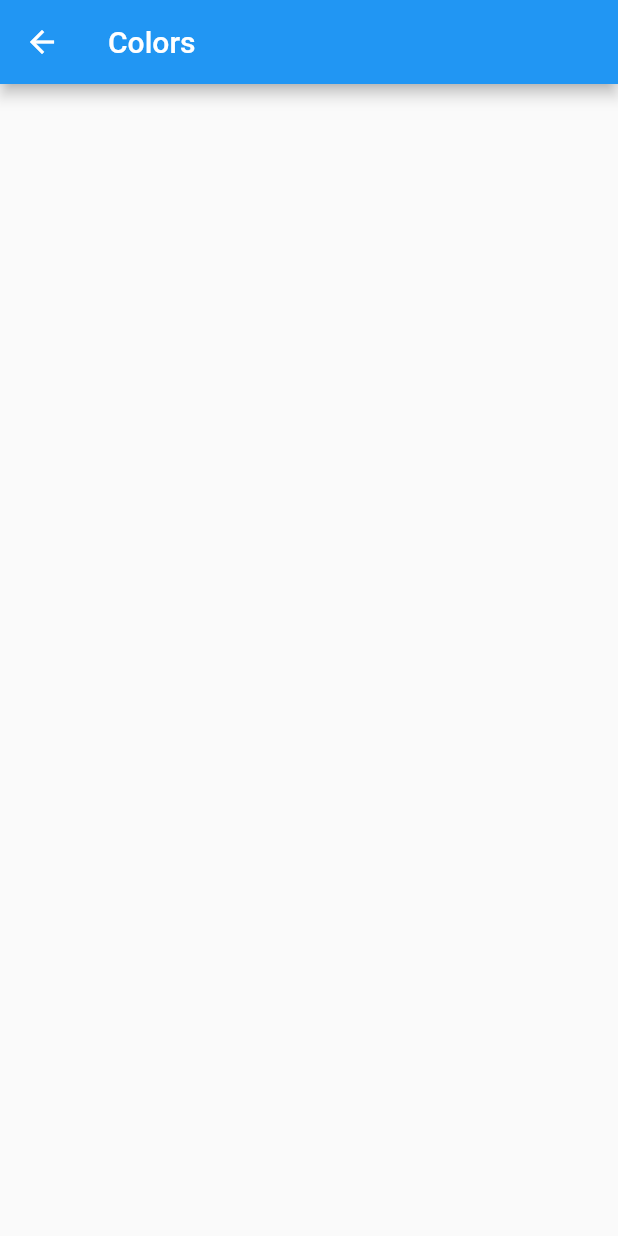
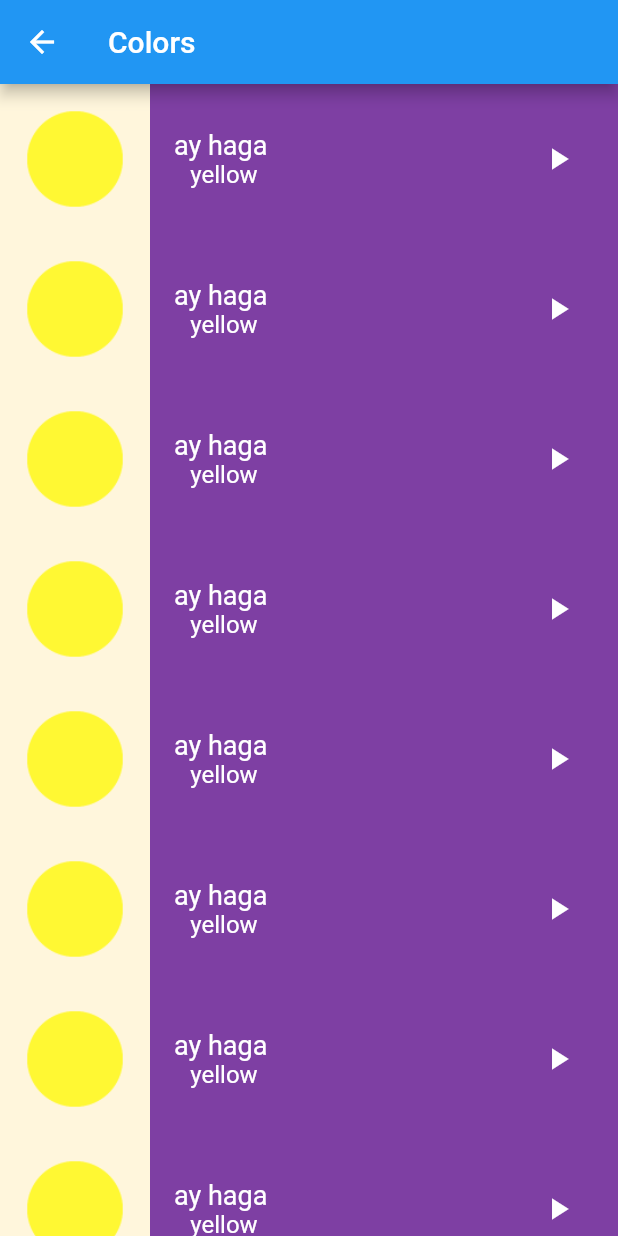
Before and after one commit to kenawey/TokuApp, a Flutter app: the ColorScreen screen opened directly, on a phone screen of 412 x 824 dp. Run offline on Flutter 3.47's test engine with Material 2 defaults, Android fonts, the phone set to English and light mode, and no system bars.

Commit message:
finishing color screen

```diff
--- a/lib/components/colors_component.dart
+++ b/lib/components/colors_component.dart
@@ -1,10 +1,54 @@
+import 'package:audioplayers/audioplayers.dart';
 import 'package:flutter/material.dart';
+import 'package:learnng/models/color.dart';
 
 class ColorsItem extends StatelessWidget {
-  const ColorsItem({super.key});
-
+  const ColorsItem({super.key, required this.color});
+  final TokuColor color;
   @override
   Widget build(BuildContext context) {
-    return;
+    AudioPlayer audioPlayer = AudioPlayer();
+    return Row(
+      children: [
+        Container(
+            width: 100,
+            color: Color(0xfffff6dc),
+            child: Image.asset(
+              'assets/images/colors/color_${color.englishName}.png',
+            )),
+        Expanded(
+          child: Container(
+            padding: EdgeInsets.all(16),
+            height: 100,
+            color: Color(0xff7e3fa3),
+            child: Row(
+              children: [
+                Column(
+                  mainAxisAlignment: MainAxisAlignment.center,
+                  children: [
+                    Text(
+                      color.japaniseName,
+                      style: TextStyle(color: Colors.white, fontSize: 18),
+                    ),
+                    Text(color.englishName,
+                        style: TextStyle(color: Colors.white, fontSize: 16))
+                  ],
+                ),
+                Spacer(),
+                IconButton(
+                  onPressed: () {
+                    String sourceSound =
+                        "sounds/colors/${color.englishName}.wav";
+                    audioPlayer.play(AssetSource(sourceSound));
+                  },
+                  icon: Icon(Icons.play_arrow, color: Colors.white),
+                ),
+              ],
+            ),
+          ),
+        )
+      ],
+    );
+    ;
   }
 }
--- a/lib/components/numbers_screen_component.dart
+++ b/lib/components/numbers_screen_component.dart
@@ -19,7 +19,7 @@ class NumberItem extends StatelessWidget {
           width: 100,
           color: Color(0xfffff6dc),
           child: Image.asset(
-              'assets/images/numbers/number_' + number.englishName + '.png'),
+              'assets/images/numbers/number_${number.englishName}.png'),
         ),
         Expanded(
           child: Container(
@@ -43,8 +43,8 @@ class NumberItem extends StatelessWidget {
                 IconButton(
                   onPressed: () {
                     String sourceSound =
-                        "assets/sounds/numbers/number_${number.englishName}_sound.mp3";
-                    audioPlayer.play(UrlSource(sourceSound));
+                        "sounds/numbers/number_${number.englishName}_sound.mp3";
+                    audioPlayer.play(AssetSource(sourceSound));
                   },
                   icon: Icon(Icons.play_arrow, color: Colors.white),
                 ),
--- a/lib/screens/color_screen.dart
+++ b/lib/screens/color_screen.dart
@@ -1,14 +1,31 @@
 import 'package:flutter/material.dart';
+import 'package:learnng/components/colors_component.dart';
+import 'package:learnng/models/color.dart';
 
 class ColorScreen extends StatelessWidget {
   const ColorScreen({super.key});
 
   @override
   Widget build(BuildContext context) {
+    List<TokuColor> items = [
+      TokuColor(englishName: 'yellow', japaniseName: 'ay haga '),
+      TokuColor(englishName: 'yellow', japaniseName: 'ay haga '),
+      TokuColor(englishName: 'yellow', japaniseName: 'ay haga '),
+      TokuColor(englishName: 'yellow', japaniseName: 'ay haga '),
+      TokuColor(englishName: 'yellow', japaniseName: 'ay haga '),
+      TokuColor(englishName: 'yellow', japaniseName: 'ay haga '),
+      TokuColor(englishName: 'yellow', japaniseName: 'ay haga '),
+      TokuColor(englishName: 'yellow', japaniseName: 'ay haga '),
+      TokuColor(englishName: 'yellow', japaniseName: 'ay haga '),
+      TokuColor(englishName: 'yellow', japaniseName: 'ay haga '),
+    ];
     return Scaffold(
-      appBar: AppBar(
-        title: Text("Colors "),
-      ),
-    );
+        appBar: AppBar(
+          title: Text("Colors "),
+        ),
+        body: ListView.builder(
+          itemCount: items.length,
+          itemBuilder: (context, index) => ColorsItem(color: items[index]),
+        ));
   }
 }
```
Also changed, not shown: assets/images/colors/color_yellow.png (renamed from assets/images/colors/yellow.png).
